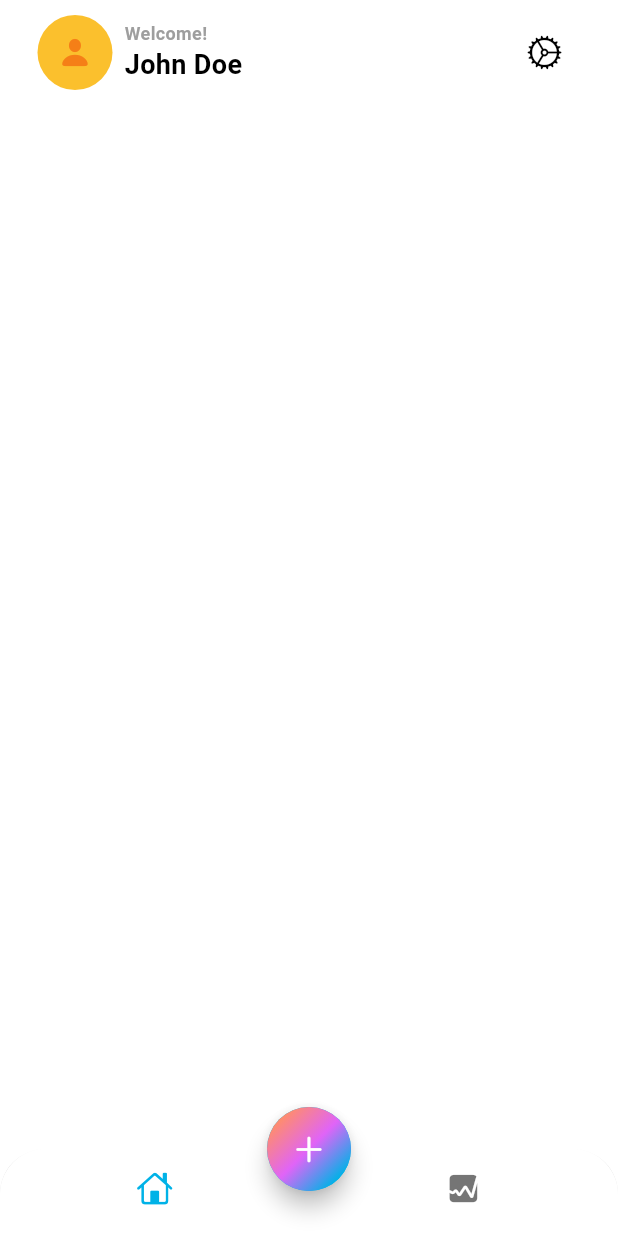
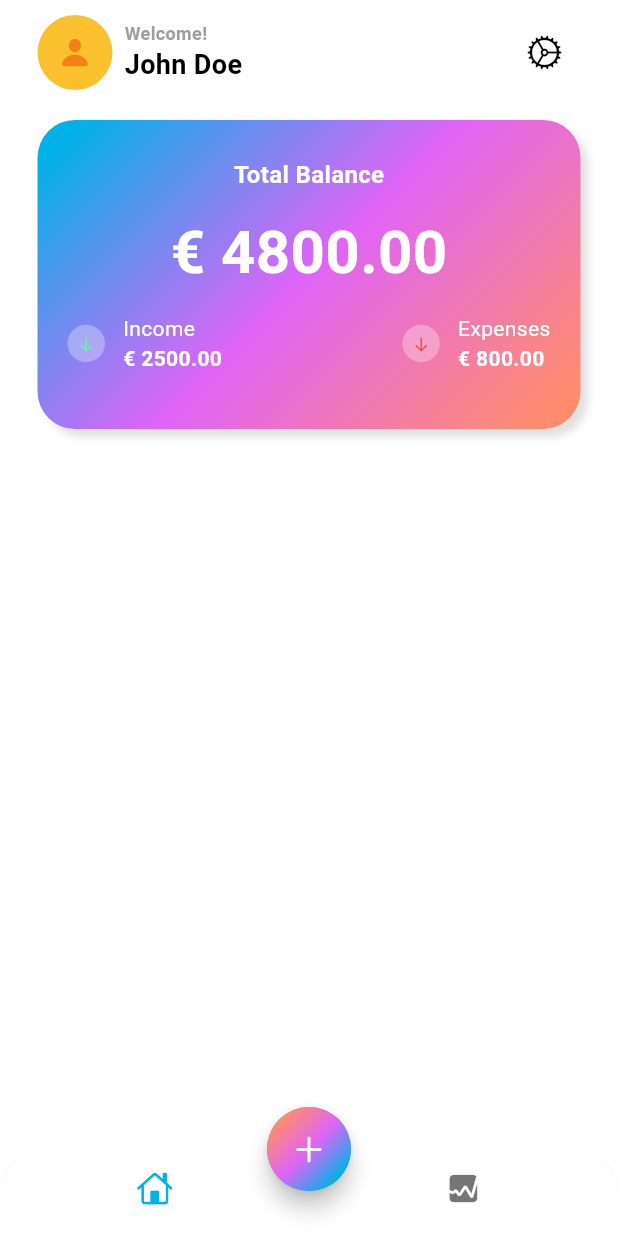
Before and after one commit to Boamah-Powers/flutter-apps, a Flutter app: the screen it shows after launch, on a phone screen of 412 x 824 dp. Run offline on Flutter 3.47's test engine with Material 3 defaults, Android fonts, the phone set to English and light mode, and no system bars; our stand-ins replace bloc, cloud_firestore, equatable, firebase_auth, firebase_core; accounts and stored records are empty.

Commit message:
completed card

```diff
--- a/expense_tracker/lib/screens/home/views/main_screen.dart
+++ b/expense_tracker/lib/screens/home/views/main_screen.dart
@@ -1,3 +1,5 @@
+import 'dart:math';
+
 import 'package:flutter/cupertino.dart';
 import 'package:flutter/material.dart';
 
@@ -64,6 +66,143 @@ class MainScreen extends StatelessWidget {
                 )
               ],
             ),
+            const SizedBox(
+              height: 20,
+            ),
+            Container(
+              width: MediaQuery.of(context).size.width,
+              height: MediaQuery.of(context).size.width / 2,
+              decoration: BoxDecoration(
+                  borderRadius: BorderRadius.circular(25),
+                  gradient: LinearGradient(
+                    colors: [
+                      Theme.of(context).colorScheme.primary,
+                      Theme.of(context).colorScheme.secondary,
+                      Theme.of(context).colorScheme.tertiary,
+                    ],
+                    transform: const GradientRotation(pi / 4),
+                  ),
+                  boxShadow: [
+                    BoxShadow(
+                      blurRadius: 4,
+                      color: Colors.grey.shade300,
+                      offset: const Offset(5, 5)
+                    ),
+                  ],
+              ),
+              child: Column(
+                mainAxisAlignment: MainAxisAlignment.center,
+                children: [
+                  const Text(
+                    'Total Balance',
+                    style: TextStyle(
+                      fontSize: 16,
+                      color: Colors.white,
+                      fontWeight: FontWeight.w600,
+                    ),
+                  ),
+                  const SizedBox(
+                    height: 12,
+                  ),
+                  const Text(
+                    '€ 4800.00',
+                    style: TextStyle(
+                      fontSize: 40,
+                      color: Colors.white,
+                      fontWeight: FontWeight.w600,
+                    ),
+                  ),
+                  Padding(
+                    padding: const EdgeInsets.symmetric(horizontal: 20.0, vertical: 12.0),
+                    child: Row(
+                      mainAxisAlignment: MainAxisAlignment.spaceBetween,
+                      children: [
+                        Row(
+                          children: [
+                            Container(
+                              width: 25,
+                              height: 25,
+                              decoration: const BoxDecoration(
+                                  color: Colors.white30, shape: BoxShape.circle),
+                              child: const Center(
+                                  child: Icon(
+                                CupertinoIcons.arrow_down,
+                                size: 12,
+                                color: Colors.greenAccent,
+                              )),
+                            ),
+                            const SizedBox(
+                              width: 12,
+                            ),
+                            const Column(
+                              crossAxisAlignment: CrossAxisAlignment.start,
+                              children: [
+                                Text(
+                                  'Income',
+                                  style: TextStyle(
+                                    fontSize: 14,
+                                    color: Colors.white,
+                                    fontWeight: FontWeight.w400,
+                                  ),
+                                ),
+                                Text(
+                                  '€ 2500.00',
+                                  style: TextStyle(
+                                    fontSize: 14,
+                                    color: Colors.white,
+                                    fontWeight: FontWeight.w600,
+                                  ),
+                                ),
+                              ],
+                            ),
+                          ],
+                        ),
+                        Row(
+                          children: [
+                            Container(
+                              width: 25,
+                              height: 25,
+                              decoration: const BoxDecoration(
+                                  color: Colors.white30, shape: BoxShape.circle),
+                              child: const Center(
+                                  child: Icon(
+                                CupertinoIcons.arrow_down,
+                                size: 12,
+                                color: Colors.red,
+                              )),
+                            ),
+                            const SizedBox(
+                              width: 12,
+                            ),
+                            const Column(
+                              crossAxisAlignment: CrossAxisAlignment.start,
+                              children: [
+                                Text(
+                                  'Expenses',
+                                  style: TextStyle(
+                                    fontSize: 14,
+                                    color: Colors.white,
+                                    fontWeight: FontWeight.w400,
+                                  ),
+                                ),
+                                Text(
+                                  '€ 800.00',
+                                  style: TextStyle(
+                                    fontSize: 14,
+                                    color: Colors.white,
+                                    fontWeight: FontWeight.w600,
+                                  ),
+                                ),
+                              ],
+                            ),
+                          ],
+                        ),
+                      ],
+                    ),
+                  ),
+                ],
+              ),
+            ),
           ],
         ),
       ),
```
